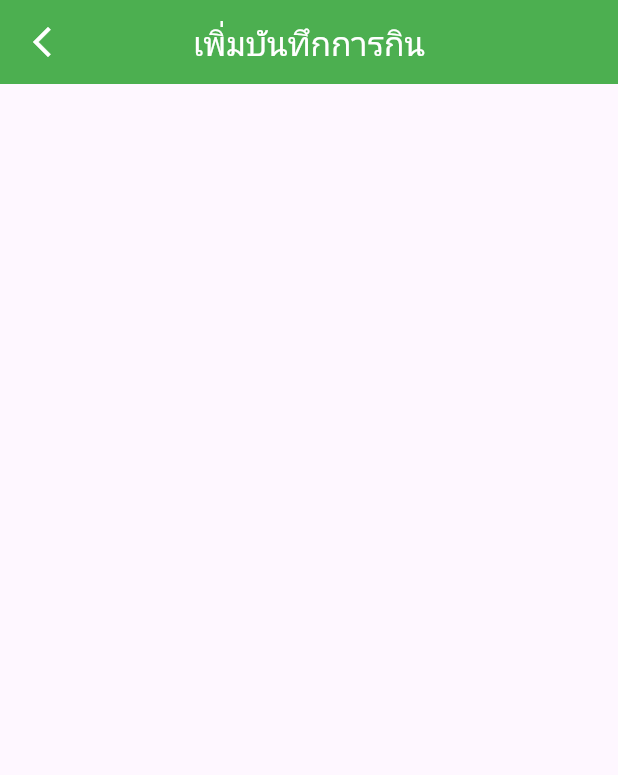
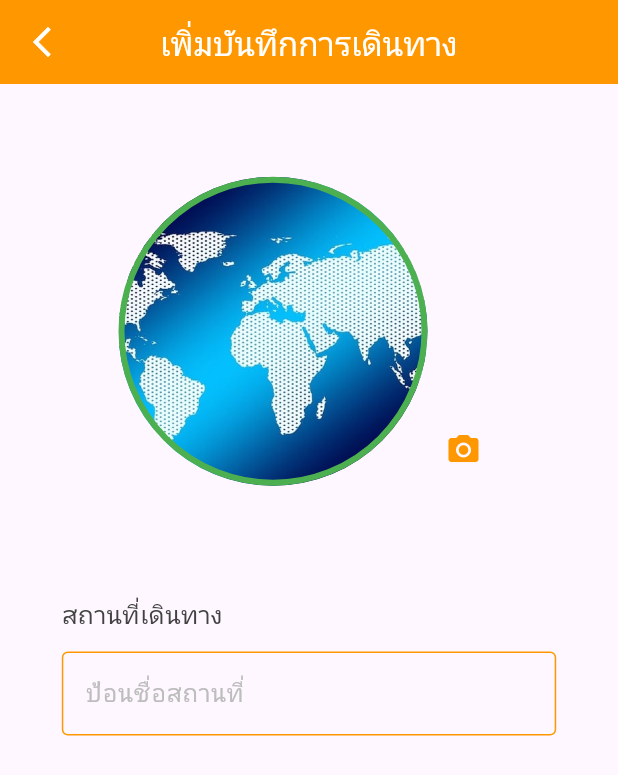
Before and after one commit to Dusit65/my_trip_project, a Flutter app: the NewTripUi screen opened directly, on a phone screen of 412 x 824 dp. Shown: the top 775 px of the screen. Run offline on Flutter 3.47's test engine with Material 3 defaults, Android fonts, the phone set to English and light mode, and no system bars; our stand-ins replace geolocator, google_fonts, image_picker, introduction_screen; network calls fail; Roboto replaces fonts that are missing (Kanit).

Commit message:
updating3

```diff
--- a/lib/views/new_trip_ui.dart
+++ b/lib/views/new_trip_ui.dart
@@ -1,4 +1,11 @@
+// ignore_for_file: unused_field, unused_element
+
+import 'dart:convert';
+import 'dart:io';
+
 import 'package:flutter/material.dart';
+import 'package:geolocator/geolocator.dart';
+import 'package:image_picker/image_picker.dart';
 
 class NewTripUi extends StatefulWidget {
   const NewTripUi({super.key});
@@ -16,8 +23,8 @@ TextEditingController foodShopnameCtrl = TextEditingController();
   TextEditingController foodPayCtrl = TextEditingController();
   TextEditingController foodDateCtrl = TextEditingController();
 //image variable
+  File? _imageSelected;
 
-  // File? _imageSelected;
 
 //Variable store camera/gallery convert to Base64 for sent to api
   String _image64Selected = '';
@@ -119,7 +126,7 @@ TextEditingController foodShopnameCtrl = TextEditingController();
 
 //variable lat lng ที่ดึงมา
   String? _foodLat, _foodLng;
-/*
+
 //ตัวแปรเก็บตําแหน่งที่ Latitude, Longitude
   Position? currentPosition;
 //method ดึงตําแหน่งปัจจุบัน
@@ -158,6 +165,7 @@ TextEditingController foodShopnameCtrl = TextEditingController();
       setState(() {
         _imageSelected = File(_picker.path);
         _image64Selected = base64Encode(_imageSelected!.readAsBytesSync());
+
       });
     }
   }
@@ -184,15 +192,16 @@ TextEditingController foodShopnameCtrl = TextEditingController();
       firstDate: DateTime(1900),
       lastDate: DateTime(2100),
     );
-
+/*
     if (_picker != null) {
       setState(() {
         foodDateCtrl.text = convertToThaiDate(_picker);
         _foodDateSelected = _picker.toString().substring(0, 10);
       });
     }
+*/
   }
-
+/*
 //เมธอดแปลงวันที่แบบสากล (ปี ค.ศ.-เดือน ตัวเลข-วัน ตัวเลข) ให้เป็นวันที่แบบไทย (วัน เดือน ปี)
   //                             2023-11-25
   convertToThaiDate(date) {
@@ -248,9 +257,9 @@ TextEditingController foodShopnameCtrl = TextEditingController();
     return  Scaffold(
       //AppBar
       appBar: AppBar(
-        backgroundColor: Colors.green,
+        backgroundColor: Colors.orange,
         title: Text(
-          'เพิ่มบันทึกการกิน',
+          'เพิ่มบันทึกการเดินทาง',
           style: TextStyle(
             color: Colors.white,
           ),
@@ -268,6 +277,144 @@ TextEditingController foodShopnameCtrl = TextEditingController();
           ),
         ),
       ),
+
+      //Body
+      body: GestureDetector(
+        onTap: () => FocusScope.of(context).unfocus(),
+        child: SingleChildScrollView(
+          child: Center(
+            child: Column(
+              children: [
+                SizedBox(
+                height: MediaQuery.of(context).size.height * 0.075,
+              ),
+//Avatar
+              Row(
+                mainAxisAlignment: MainAxisAlignment.center,
+                crossAxisAlignment: CrossAxisAlignment.end,
+                children: [
+                  Container(
+                    width: MediaQuery.of(context).size.width * 0.5,
+                    height: MediaQuery.of(context).size.width * 0.5,
+                    decoration: BoxDecoration(
+                      border: Border.all(width: 4, color: Colors.green),
+                      shape: BoxShape.circle,
+                      image: DecorationImage(
+                        image: _imageSelected == null
+                            ? AssetImage(
+                                'assets/images/banner map.jpg',
+                              )
+                            : FileImage(_imageSelected!),
+                        fit: BoxFit.cover,
+                      ),
+                    ),
+                  ),
+//Icon camera
+                  IconButton(
+                    onPressed: () {
+                      showModalBottomSheet(
+                        context: context,
+                        builder: (context) => Column(
+                          mainAxisSize: MainAxisSize.min,
+                          children: [
+                            //open camera
+                            ListTile(
+                              onTap: () {
+                                _openCamera().then(
+                                  (value) => Navigator.pop(context),
+                                );
+                              },
+                              leading: Icon(
+                                Icons.camera_alt,
+                                color: Colors.red,
+                              ),
+                              title: Text(
+                                'Open Camera...',
+                              ),
+                            ),
+
+                            Divider(
+                              color: Colors.grey,
+                              height: 5.0,
+                            ),
+
+                            //open gallery
+                            ListTile(
+                              onTap: () {
+                                _openGallery().then(
+                                  (value) => Navigator.pop(context),
+                                );
+                              },
+                              leading: Icon(
+                                Icons.browse_gallery,
+                                color: Colors.blue,
+                              ),
+                              title: Text(
+                                'Open Gallery...',
+                              ),
+                            ),
+                          ],
+                        ),
+                      );
+                    },
+                    icon: Icon(
+                      Icons.camera_alt,
+                      color: Colors.orange,
+                    ),
+                  ),
+                ],
+              ),
+              SizedBox(
+                height: MediaQuery.of(context).size.height * 0.09,
+              ),
+              //Text locationName
+              Padding(
+                padding: EdgeInsets.only(
+                  left: MediaQuery.of(context).size.width * 0.1,
+                ),
+                child: Align(
+                  alignment: Alignment.centerLeft,
+                  child: Text(
+                    'สถานที่เดินทาง',
+                    style: TextStyle(
+                      color: Colors.grey[800],
+                      fontSize: MediaQuery.of(context).size.height * 0.02,
+                    ),
+                  ),
+                ),
+              ),
+              //TextField locationName
+              Padding(
+                padding: EdgeInsets.only(
+                  left: MediaQuery.of(context).size.width * 0.1,
+                  right: MediaQuery.of(context).size.width * 0.1,
+                  top: MediaQuery.of(context).size.height * 0.015,
+                ),
+                child: TextField(
+                  controller: foodShopnameCtrl,
+                  decoration: InputDecoration(
+                    hintText: 'ป้อนชื่อสถานที่',
+                    hintStyle: TextStyle(
+                      color: Colors.grey[400],
+                    ),
+                    enabledBorder: OutlineInputBorder(
+                      borderSide: BorderSide(
+                        color: Colors.orange,
+                      ),
+                    ),
+                    focusedBorder: OutlineInputBorder(
+                      borderSide: BorderSide(
+                        color: Colors.orange,
+                      ),
+                    ),
+                  ),
+                ),
+              ),
+              ],
+            ),
+          ),
+        ),
+        ),
     );
   }
 }
--- a/lib/views/update_profile_ui.dart
+++ b/lib/views/update_profile_ui.dart
@@ -327,7 +327,7 @@ class _UpdateProfileUiState extends State<UpdateProfileUi> {
                   //validate username and password from DB through API
                   //Create a variable to store data to be sent with the API
                   User user = User(
-                    userId: widget.user!.userId,
+                    user_id: widget.user!.user_id,
                     username: usernameCtrl.text.trim(),
                     password: passwordCtrl.text.trim(),
                     email: emailCtrl.text.trim(),
```
Also changed, not shown: lib/models/trip.dart (+9 -9 lines), lib/models/user.dart (+4 -4 lines), lib/views/home_ui.dart (+11 -4 lines).
